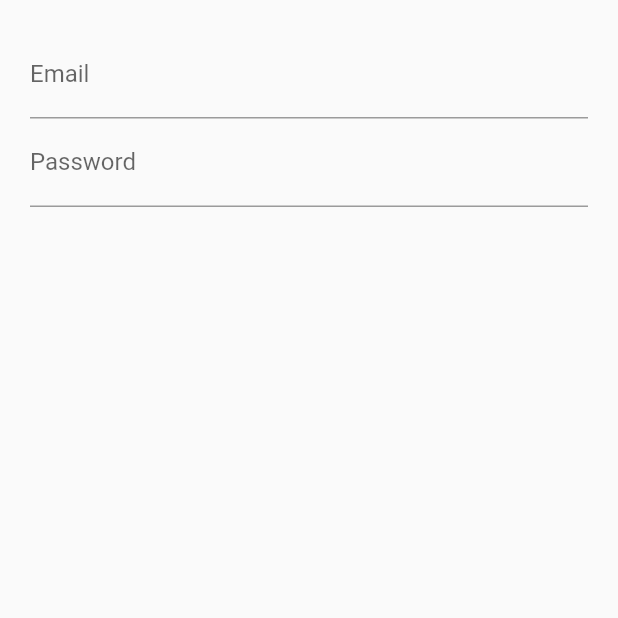
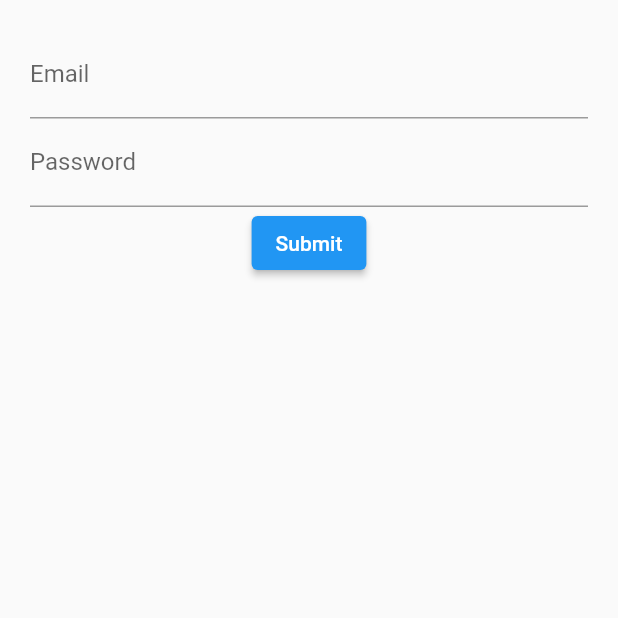
Before and after one commit to Zpolonius/login_stateful, a Flutter app: the screen it shows after launch, on a phone screen of 412 x 824 dp, the top half of it. Run offline on Flutter 3.47's test engine with Material 2 defaults, Android fonts, the phone set to English and light mode, and no system bars.

Commit message:
added submit

```diff
--- a/lib/src/Screens/login_screen.dart
+++ b/lib/src/Screens/login_screen.dart
@@ -24,7 +24,7 @@ class LoginScreen extends StatefulWidget{
             children: [
               emailField(),
               passwordField(),
-              //submitButton(),
+              submitButton(),
 
             ],
           ),),
@@ -43,5 +43,8 @@ class LoginScreen extends StatefulWidget{
       obscureText: true,
     );
    }
-  // Widget submitButton(){}
+  Widget submitButton(){
+    return ElevatedButton(onPressed: () => {}, child: const Text('Submit'),
+    );
   }
+  }
```
